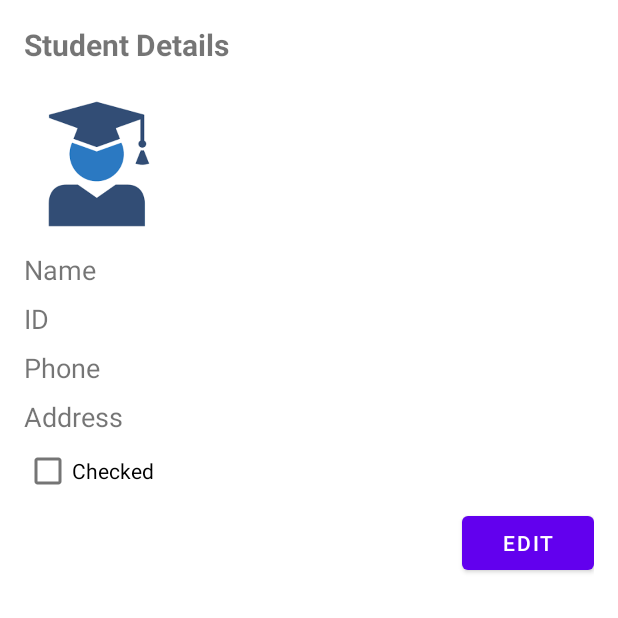
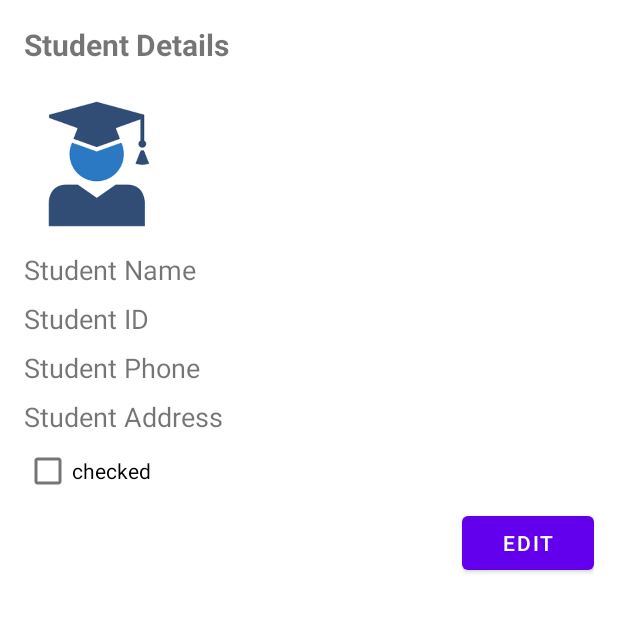
Before and after one commit to ShadowJu/student-app-assignment, an Android app built with Jetpack Compose: the StudentDetailsActivity screen opened directly, with no data from a screen before it, on a phone screen of 412 x 824 dp, the top half of it. Run offline under Robolectric (Android 15) with nearby library versions, the phone set to English and light mode, and no system bars; 6 statements that could not run were skipped.

Commit message:
fix:some warnings

```diff
--- a/app/src/main/java/com/example/student_app_assignment/activities/EditStudentActivity.kt
+++ b/app/src/main/java/com/example/student_app_assignment/activities/EditStudentActivity.kt
@@ -1,6 +1,5 @@
 package com.example.student_app_assignment.activities
 
-import android.app.Activity
 import android.content.Intent
 import android.os.Bundle
 import android.widget.Button
--- a/app/src/main/java/com/example/student_app_assignment/activities/StudentDetailsActivity.kt
+++ b/app/src/main/java/com/example/student_app_assignment/activities/StudentDetailsActivity.kt
@@ -1,6 +1,5 @@
 package com.example.student_app_assignment.activities
 
-import android.app.Activity
 import android.content.Intent
 import android.os.Bundle
 import android.widget.Button
--- a/app/src/main/java/com/example/student_app_assignment/activities/StudentListActivity.kt
+++ b/app/src/main/java/com/example/student_app_assignment/activities/StudentListActivity.kt
@@ -29,7 +29,7 @@ class StudentListActivity : AppCompatActivity(), OnStudentClickListener {
         activityResultLauncher = registerForActivityResult(
             ActivityResultContracts.StartActivityForResult()
         ) { result ->
-            if (result.resultCode == Activity.RESULT_OK) {
+            if (result.resultCode == RESULT_OK) {
                 val data: Intent? = result.data
                 val extraValue = data?.getStringExtra("activity_key")
 
--- a/app/src/main/res/layout/activity_student_details.xml
+++ b/app/src/main/res/layout/activity_student_details.xml
@@ -10,7 +10,7 @@
         android:id="@+id/titleTextView"
         android:layout_width="wrap_content"
         android:layout_height="wrap_content"
-        android:text="Student Details"
+        android:text="@string/student_details_title"
         android:textSize="20sp"
         android:textStyle="bold"
         android:gravity="center"
@@ -27,7 +27,7 @@
         android:id="@+id/detailsName"
         android:layout_width="wrap_content"
         android:layout_height="wrap_content"
-        android:text="Name"
+        android:text="@string/student_name"
         android:textSize="18sp"
         android:paddingTop="8dp" />
 
@@ -35,7 +35,7 @@
         android:id="@+id/detailsId"
         android:layout_width="wrap_content"
         android:layout_height="wrap_content"
-        android:text="ID"
+        android:text="@string/student_id"
         android:textSize="18sp"
         android:paddingTop="8dp" />
 
@@ -44,7 +44,7 @@
         android:id="@+id/detailsPhone"
         android:layout_width="wrap_content"
         android:layout_height="wrap_content"
-        android:text="Phone"
+        android:text="@string/student_phone"
         android:textSize="18sp"
         android:paddingTop="8dp" />
 
@@ -52,13 +52,13 @@
         android:id="@+id/detailsAddress"
         android:layout_width="wrap_content"
         android:layout_height="wrap_content"
-        android:text="Address"
+        android:text="@string/student_address"
         android:textSize="18sp"
         android:paddingTop="8dp" />
 
     <CheckBox
         android:id="@+id/detailsCheckBox"
-        android:text="Checked"
+        android:text="@string/checked"
         android:layout_width="wrap_content"
         android:layout_height="wrap_content" />
 
@@ -66,9 +66,9 @@
         android:id="@+id/editButton"
         android:layout_width="wrap_content"
         android:layout_height="wrap_content"
-        android:text="Edit"
+        android:text="@string/edit_button"
         android:layout_gravity="end|bottom"
         android:layout_marginBottom="16dp"
-        android:layout_marginLeft="16dp"/>
+        android:layout_marginStart="16dp"/>
 
 </LinearLayout>
--- a/app/src/main/res/values/strings.xml
+++ b/app/src/main/res/values/strings.xml
@@ -1,7 +1,19 @@
 <resources>
     <string name="app_name">student-app-assignment</string>
+
     <string name="student_details_title">Student Details</string>
     <string name="create_student_title">Create Student</string>
     <string name="edit_student_title">Edit Student</string>
     <string name="student_list_title">Students List</string>
+
+    <string name="student_image_description">Student image</string>
+    <string name="student_address">Student Address</string>
+    <string name="student_phone">Student Phone</string>
+    <string name="checked">checked</string>
+    <string name="update_button">Update</string>
+    <string name="delete_button">Delete</string>
+    <string name="cancel_button">Cancel</string>
+    <string name="student_name">Student Name</string>
+    <string name="student_id">Student ID</string>
+    <string name="edit_button">Edit</string>
 </resources>
```
Also changed, not shown: app/src/main/res/layout/activity_edit_student.xml (+11 -9 lines).
